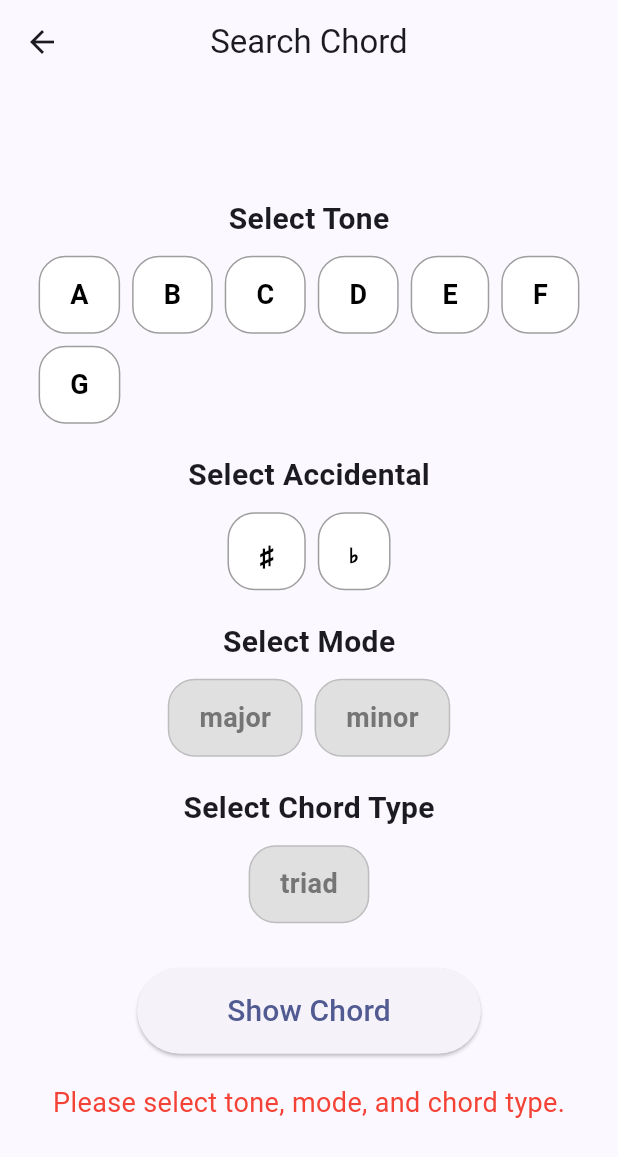
After one commit to levanic-mihael/chordsmith, a Flutter app: the SearchScreen screen opened directly, after a tap on "Show Chord", on a phone screen of 412 x 824 dp. The commit adds this screen. Shown: the top 1157 px of the screen. Run offline on Flutter 3.47's test engine with Material 3 defaults, Android fonts, the light colour scheme and no system bars; our stand-ins replace sqflite, sqflite_common_ffi; accounts and stored records are empty.

Commit message:
Database and Search update
- add database
- add database tools (chord_models.dart)
- add search screen
- update dependencies

```diff
--- /dev/null
+++ b/lib/database/chord_database.dart
@@ -0,0 +1,125 @@
+import 'dart:async';
+
+import 'package:sqflite/sqflite.dart';
+import 'package:path/path.dart';
+
+class ChordDatabase {
+  static final ChordDatabase instance = ChordDatabase._init();
+
+  static Database? _database;
+
+  ChordDatabase._init();
+
+  Future<Database> get database async {
+    if (_database != null) return _database!;
+    _database = await _initDB('chordsmith.db');
+    return _database!;
+  }
+
+  Future<Database> _initDB(String filePath) async {
+    final dbPath = await getDatabasesPath();
+    final path = join(dbPath, filePath);
+
+    return await openDatabase(
+      path,
+      version: 1,
+      onCreate: _createDB,
+    );
+  }
+
+  Future _createDB(Database db, int version) async {
+    await db.execute('''
+      CREATE TABLE Tonality (
+        id INTEGER PRIMARY KEY,
+        name TEXT NOT NULL
+      );
+    ''');
+
+    await db.execute('''
+      CREATE TABLE Mode (
+        id INTEGER PRIMARY KEY,
+        name TEXT NOT NULL
+      );
+    ''');
+
+    await db.execute('''
+      CREATE TABLE ChordType (
+        id INTEGER PRIMARY KEY,
+        name TEXT NOT NULL
+      );
+    ''');
+
+    await db.execute('''
+      CREATE TABLE Chord (
+        id INTEGER PRIMARY KEY AUTOINCREMENT,
+        tonality_id INTEGER NOT NULL,
+        mode_id INTEGER NOT NULL,
+        type_id INTEGER NOT NULL,
+        tabs_frets TEXT NOT NULL,
+        custom INTEGER DEFAULT 0,
+        display_name TEXT,
+        FOREIGN KEY (tonality_id) REFERENCES Tonality(id),
+        FOREIGN KEY (mode_id) REFERENCES Mode(id),
+        FOREIGN KEY (type_id) REFERENCES ChordType(id)
+      );
+    ''');
+
+    await _insertInitialData(db);
+  }
+
+  Future _insertInitialData(Database db) async {
+    // TONALITIES: A-G
+    const tonalities = ['A', 'B', 'C', 'D', 'E', 'F', 'G'];
+    for (int i = 0; i < tonalities.length; i++) {
+      await db.insert('Tonality', {'id': i + 1, 'name': tonalities[i]});
+    }
+
+    // MODES: major, minor
+    const modes = ['major', 'minor'];
+    for (int i = 0; i < modes.length; i++) {
+      await db.insert('Mode', {'id': i + 1, 'name': modes[i]});
+    }
+
+    // CHORD TYPES: only 'triad' for now
+    await db.insert('ChordType', {'id': 1, 'name': 'triad'});
+
+    // Standard Major and Minor Chords with tabs (EADGBE format, spaces for muted strings)
+    final chordTabs = {
+      'A-major': 'X 0 2 2 2 0',
+      'B-major': 'X 2 4 4 4 2',
+      'C-major': 'X 3 2 0 1 0',
+      'D-major': 'X X 0 2 3 2',
+      'E-major': '0 2 2 1 0 0',
+      'F-major': '1 3 3 2 1 1',
+      'G-major': '3 2 0 0 0 3',
+      'A-minor': 'X 0 2 2 1 0',
+      'B-minor': 'X 2 4 4 3 2',
+      'C-minor': 'X 3 5 5 4 3',
+      'D-minor': 'X X 0 2 3 1',
+      'E-minor': '0 2 2 0 0 0',
+      'F-minor': '1 3 3 1 1 1',
+      'G-minor': '3 5 5 3 3 3',
+    };
+
+    final tonalityMap = {'A': 1, 'B': 2, 'C': 3, 'D': 4, 'E': 5, 'F': 6, 'G': 7};
+    final modeMap = {'major': 1, 'minor': 2};
+
+    int chordId = 1;
+    for (var entry in chordTabs.entries) {
+      final parts = entry.key.split('-');
+      final tonality = parts[0];
+      final mode = parts[1];
+      await db.insert('Chord', {
+        'id': chordId++,
+        'tonality_id': tonalityMap[tonality]!,
+        'mode_id': modeMap[mode]!,
+        'type_id': 1, // triad
+        'tabs_frets': entry.value,
+        'custom': 0,
+        'display_name': '${tonality.toUpperCase()} ${mode.toUpperCase()}${mode.substring(1)}',
+      });
+    }
+  }
+
+// Additional CRUD methods can be implemented here, e.g., to fetch chords by filters.
+}
--- /dev/null
+++ b/lib/models/chord_models.dart
@@ -0,0 +1,36 @@
+class Tonality {
+  final int id;
+  final String name;
+  Tonality({required this.id, required this.name});
+}
+
+class Mode {
+  final int id;
+  final String name;
+  Mode({required this.id, required this.name});
+}
+
+class ChordType {
+  final int id;
+  final String name;
+  ChordType({required this.id, required this.name});
+}
+
+class Chord {
+  final int id;
+  final int tonalityId;
+  final int modeId;
+  final int typeId;
+  final String tabsFrets;
+  final int custom;
+  final String displayName;
+  Chord({
+    required this.id,
+    required this.tonalityId,
+    required this.modeId,
+    required this.typeId,
+    required this.tabsFrets,
+    this.custom = 0,
+    required this.displayName,
+  });
+}
--- a/lib/screens/chordsmith_home.dart
+++ b/lib/screens/chordsmith_home.dart
@@ -1,6 +1,7 @@
 import 'package:flutter/material.dart';
 import '../widgets/chordsmith_app_bar.dart';
 import '../widgets/chordsmith_main_button.dart';
+import 'search_screen.dart';
 
 class ChordsmithHome extends StatelessWidget {
   const ChordsmithHome({super.key});
@@ -11,7 +12,7 @@ class ChordsmithHome extends StatelessWidget {
   @override
   Widget build(BuildContext context) {
     final List<_MainAction> actions = [
-      _MainAction(label: 'Search', icon: Icons.search, onTap: () {/* TODO */}),
+      _MainAction(label: 'Search', icon: Icons.search, onTap: () {Navigator.of(context).push(MaterialPageRoute(builder: (context) => const SearchScreen()));}),
       _MainAction(label: 'Create', icon: Icons.add, onTap: () {/* TODO */}),
       _MainAction(label: 'Update', icon: Icons.edit, onTap: () {/* TODO */}),
       _MainAction(label: 'Share', icon: Icons.share, onTap: () {/* TODO */}),
--- /dev/null
+++ b/lib/screens/search_screen.dart
@@ -0,0 +1,368 @@
+import 'package:flutter/material.dart';
+import '../database/chord_database.dart';
+import '../models/chord_models.dart'; // Your Tonality, Mode, ChordType models
+
+class SearchScreen extends StatefulWidget {
+  const SearchScreen({super.key});
+  @override
+  _SearchScreenState createState() => _SearchScreenState();
+}
+
+class _SearchScreenState extends State<SearchScreen> {
+  List<Tonality> tonalities = [];
+  List<Mode> modes = [];
+  List<ChordType> chordTypes = [];
+
+  int? selectedTonalityId;
+  int? selectedAccidentalIndex; // Optional: 1 = sharp, 2 = flat
+  int? selectedModeId;
+  int? selectedChordTypeId;
+
+  Set<int> enabledModeIds = {};
+  Set<int> enabledChordTypeIds = {};
+
+  Map<int, String>? chordTabs; // Map: String index (0=high E) -> fret or 'X' or '0'
+  String feedbackMessage = '';
+  bool loading = true;
+
+  static const accidentalLabels = ['♯', '♭'];
+
+  @override
+  void initState() {
+    super.initState();
+    _loadInitialData();
+  }
+
+  Future<void> _loadInitialData() async {
+    final db = await ChordDatabase.instance.database;
+    final tonalRes = await db.query('Tonality');
+    final modeRes = await db.query('Mode');
+    final chordTypeRes = await db.query('ChordType');
+
+    setState(() {
+      tonalities = tonalRes.map((e) => Tonality(id: e['id'] as int, name: e['name'] as String)).toList();
+      modes = modeRes.map((e) => Mode(id: e['id'] as int, name: e['name'] as String)).toList();
+      chordTypes = chordTypeRes.map((e) => ChordType(id: e['id'] as int, name: e['name'] as String)).toList();
+      loading = false;
+    });
+  }
+
+  Future<void> _updateEnabledOptions() async {
+    if (selectedTonalityId == null) {
+      setState(() {
+        enabledModeIds.clear();
+        enabledChordTypeIds.clear();
+      });
+      return;
+    }
+    final db = await ChordDatabase.instance.database;
+    final rows = await db.rawQuery('''
+      SELECT DISTINCT Mode.id as mode_id, ChordType.id as chord_type_id
+      FROM Chord
+      JOIN Mode ON Chord.mode_id = Mode.id
+      JOIN ChordType ON Chord.type_id = ChordType.id
+      WHERE Chord.tonality_id = ?
+    ''', [selectedTonalityId]);
+
+    final modeSet = <int>{};
+    final chordTypeSet = <int>{};
+    for (final row in rows) {
+      if (row['mode_id'] is int) modeSet.add(row['mode_id'] as int);
+      if (row['chord_type_id'] is int) chordTypeSet.add(row['chord_type_id'] as int);
+    }
+    setState(() {
+      enabledModeIds = modeSet;
+      enabledChordTypeIds = chordTypeSet;
+      if (selectedModeId != null && !enabledModeIds.contains(selectedModeId!)) {
+        selectedModeId = null;
+      }
+      if (selectedChordTypeId != null && !enabledChordTypeIds.contains(selectedChordTypeId!)) {
+        selectedChordTypeId = null;
+      }
+    });
+  }
+
+  void _selectTone(int id) {
+    setState(() {
+      selectedTonalityId = id;
+      selectedModeId = null;
+      selectedChordTypeId = null;
+      chordTabs = null;
+      feedbackMessage = '';
+      selectedAccidentalIndex = null;
+    });
+    _updateEnabledOptions();
+  }
+
+  void _selectAccidental(int idx) {
+    setState(() {
+      if (selectedAccidentalIndex == idx) selectedAccidentalIndex = null;
+      else selectedAccidentalIndex = idx;
+    });
+  }
+
+  void _selectMode(int id) {
+    if (!enabledModeIds.contains(id)) return;
+    setState(() {
+      selectedModeId = id;
+      selectedChordTypeId = null;
+      chordTabs = null;
+      feedbackMessage = '';
+    });
+  }
+
+  void _selectChordType(int id) {
+    if (!enabledChordTypeIds.contains(id)) return;
+    setState(() {
+      selectedChordTypeId = id;
+      chordTabs = null;
+      feedbackMessage = '';
+    });
+  }
+
+  Future<void> _showChord() async {
+    if (selectedTonalityId == null || selectedModeId == null || selectedChordTypeId == null) {
+      setState(() {
+        feedbackMessage = 'Please select tone, mode, and chord type.';
+        chordTabs = null;
+      });
+      return;
+    }
+    final db = await ChordDatabase.instance.database;
+    final chords = await db.query(
+      'Chord',
+      where: 'tonality_id = ? AND mode_id = ? AND type_id = ?',
+      whereArgs: [selectedTonalityId, selectedModeId, selectedChordTypeId],
+    );
+    if (chords.isEmpty) {
+      setState(() {
+        feedbackMessage = 'No such chord found';
+        chordTabs = null;
+      });
+      return;
+    }
+    final tabStr = chords.first['tabs_frets'] as String;
+    final tabList = tabStr.split(' ');
+    Map<int, String> tabs = {};
+    for (int i = 0; i < 6; i++) {
+      tabs[i] = tabList[5 - i]; // reverse order to match high E top in UI
+    }
+    setState(() {
+      chordTabs = tabs;
+      feedbackMessage = '';
+    });
+  }
+
+  Widget _button(String label, bool selected, bool enabled, VoidCallback? onTap) {
+    return GestureDetector(
+      onTap: enabled ? onTap : null,
+      child: Container(
+        padding: const EdgeInsets.symmetric(horizontal: 20, vertical: 12),
+        decoration: BoxDecoration(
+          color: enabled ? (selected ? Colors.blue.shade700 : Colors.white) : Colors.grey.shade300,
+          border: Border.all(color: enabled ? (selected ? Colors.blue.shade700 : Colors.grey) : Colors.grey.shade400),
+          borderRadius: BorderRadius.circular(18),
+        ),
+        child: Text(
+          label,
+          style: TextStyle(
+            color: enabled ? (selected ? Colors.white : Colors.black) : Colors.grey.shade600,
+            fontWeight: FontWeight.w600,
+            fontSize: 18,
+          ),
+        ),
+      ),
+    );
+  }
+
+  Widget _buildTonalities() => Wrap(
+    spacing: 8,
+    runSpacing: 8,
+    children: tonalities.map((e) {
+      return _button(
+        e.name,
+        selectedTonalityId == e.id,
+        true,
+            () => _selectTone(e.id),
+      );
+    }).toList(),
+  );
+
+  Widget _buildAccidentals() => Wrap(
+    spacing: 8,
+    children: List.generate(accidentalLabels.length, (i) {
+      return _button(
+        accidentalLabels[i],
+        selectedAccidentalIndex == i + 1,
+        true, // always enabled, adapt if needed
+            () => _selectAccidental(i + 1),
+      );
+    }),
+  );
+
+  Widget _buildModes() => Wrap(
+    spacing: 8,
+    runSpacing: 8,
+    children: modes.map((e) {
+      return _button(
+        e.name,
+        selectedModeId == e.id,
+        enabledModeIds.contains(e.id),
+            () => _selectMode(e.id),
+      );
+    }).toList(),
+  );
+
+  Widget _buildChordTypes() => Wrap(
+    spacing: 8,
+    runSpacing: 8,
+    children: chordTypes.map((e) {
+      return _button(
+        e.name,
+        selectedChordTypeId == e.id,
+        enabledChordTypeIds.contains(e.id),
+            () => _selectChordType(e.id),
+      );
+    }).toList(),
+  );
+
+  Widget _buildGuitarNeck() {
+    if (chordTabs == null) return const SizedBox.shrink();
+    final circleColor = Colors.blue.shade700;
+
+    // 6 strings, 7 frets (0 to 6)
+    return Center(
+      child: AspectRatio(
+        aspectRatio: 7 / (6 * 0.5), // width:height approx 2:1 (7 wide, 6 tall, with vertical spacing)
+        child: Container(
+          padding: const EdgeInsets.all(8),
+          decoration: BoxDecoration(
+            border: Border.all(color: Colors.grey.shade700, width: 2),
+            borderRadius: BorderRadius.circular(12),
+          ),
+          child: Column(
+            mainAxisAlignment: MainAxisAlignment.center,
+            children: List.generate(6, (stringIdx) {
+              final fret = chordTabs![stringIdx]!;
+              return Expanded(
+                child: Row(
+                  mainAxisAlignment: MainAxisAlignment.center,
+                  children: List.generate(7, (fretIdx) {
+                    bool showCircle = false;
+                    bool showX = false;
+
+                    if (fretIdx == 0) {
+                      if (fret == 'X') {
+                        showX = true;
+                      } else if (fret == '0') {
+                        showCircle = true;
+                      }
+                    } else {
+                      showCircle = (int.tryParse(fret) == fretIdx);
+                    }
+                    return Expanded(
+                      child: Container(
+                        margin: const EdgeInsets.all(2),
+                        decoration: BoxDecoration(
+                          border: Border.all(color: Colors.grey.shade600),
+                          borderRadius: BorderRadius.circular(6),
+                          color: Colors.white,
+                        ),
+                        alignment: Alignment.center,
+                        child: showCircle
+                            ? Container(
+                          width: 20,
+                          height: 20,
+                          decoration: BoxDecoration(
+                            color: circleColor,
+                            shape: BoxShape.circle,
+                            boxShadow: [
+                              BoxShadow(
+                                color: circleColor.withAlpha(50),
+                                blurRadius: 4,
+                                offset: const Offset(1, 1),
+                              ),
+                            ],
+                          ),
+                        )
+                            : showX
+                            ? Text(
+                          'X',
+                          style: TextStyle(
+                              color: Colors.red.shade700,
+                              fontWeight: FontWeight.bold,
+                              fontSize: 20),
+                        )
+                            : Text(
+                          fretIdx == 0 ? '' : fretIdx.toString(),
+                          style: TextStyle(color: Colors.grey.shade500, fontSize: 12),
+                        ),
+                      ),
+                    );
+                  }),
+                ),
+              );
+            }),
+          ),
+        ),
+      ),
+    );
+  }
+
+  @override
+  Widget build(BuildContext context) {
+    return Scaffold(
+      appBar: AppBar(
+        title: const Text('Search Chord'),
+        centerTitle: true,
+      ),
+      body: loading
+          ? const Center(child: CircularProgressIndicator())
+          : Center(
+        child: SingleChildScrollView(
+          padding: const EdgeInsets.all(16),
+          child: Column(
+            mainAxisSize: MainAxisSize.min,
+            crossAxisAlignment: CrossAxisAlignment.center,
+            children: [
+              const Text('Select Tone', style: TextStyle(fontWeight: FontWeight.bold, fontSize: 20)),
+              const SizedBox(height: 10),
+              _buildTonalities(),
+              const SizedBox(height: 20),
+              const Text('Select Accidental', style: TextStyle(fontWeight: FontWeight.bold, fontSize: 20)),
+              const SizedBox(height: 10),
+              _buildAccidentals(),
+              const SizedBox(height: 20),
+              const Text('Select Mode', style: TextStyle(fontWeight: FontWeight.bold, fontSize: 20)),
+              const SizedBox(height: 10),
+              _buildModes(),
+              const SizedBox(height: 20),
+              const Text('Select Chord Type', style: TextStyle(fontWeight: FontWeight.bold, fontSize: 20)),
+              const SizedBox(height: 10),
+              _buildChordTypes(),
+              const SizedBox(height: 30),
+              ElevatedButton(
+                onPressed: _showChord,
+                child: const Padding(
+                  padding: EdgeInsets.symmetric(horizontal: 36, vertical: 14),
+                  child: Text('Show Chord', style: TextStyle(fontSize: 20)),
+                ),
+              ),
+              if (feedbackMessage.isNotEmpty) ...[
+                const SizedBox(height: 20),
+                Text(feedbackMessage, style: const TextStyle(color: Colors.red, fontSize: 18)),
+              ],
+              if (chordTabs != null) ...[
+                const SizedBox(height: 20),
+                SizedBox(
+                  width: MediaQuery.of(context).size.width * 0.9,
+                  child: _buildGuitarNeck(),
+                ),
+              ],
+            ],
+          ),
+        ),
+      ),
+    );
+  }
+}
--- a/lib/widgets/chordsmith_main_button.dart
+++ b/lib/widgets/chordsmith_main_button.dart
@@ -15,7 +15,7 @@ class ChordsmithMainButton extends StatelessWidget {
   @override
   Widget build(BuildContext context) {
     final double buttonHeight = 64.0;
-    final Color buttonColor = Theme.of(context).colorScheme.primary.withOpacity(0.12);
+    final Color buttonColor = Theme.of(context).colorScheme.primary.withAlpha(12);
     final Color iconColor = Theme.of(context).colorScheme.primary;
 
     return SizedBox(
--- a/pubspec.yaml
+++ b/pubspec.yaml
@@ -34,6 +34,8 @@ dependencies:
   # The following adds the Cupertino Icons font to your application.
   # Use with the CupertinoIcons class for iOS style icons.
   cupertino_icons: ^1.0.8
+  sqflite: ^2.3.0
+  path: ^1.8.0
 
 dev_dependencies:
   flutter_test:
@@ -45,6 +47,7 @@ dev_dependencies:
   # package. See that file for information about deactivating specific lint
   # rules and activating additional ones.
   flutter_lints: ^5.0.0
+  sqflite_common_ffi:
 
 # For information on the generic Dart part of this file, see the
 # following page: https://dart.dev/tools/pub/pubspec
```
Also changed, not shown: lib/main.dart (+12 -1 lines), pubspec.lock, 1 other file.
